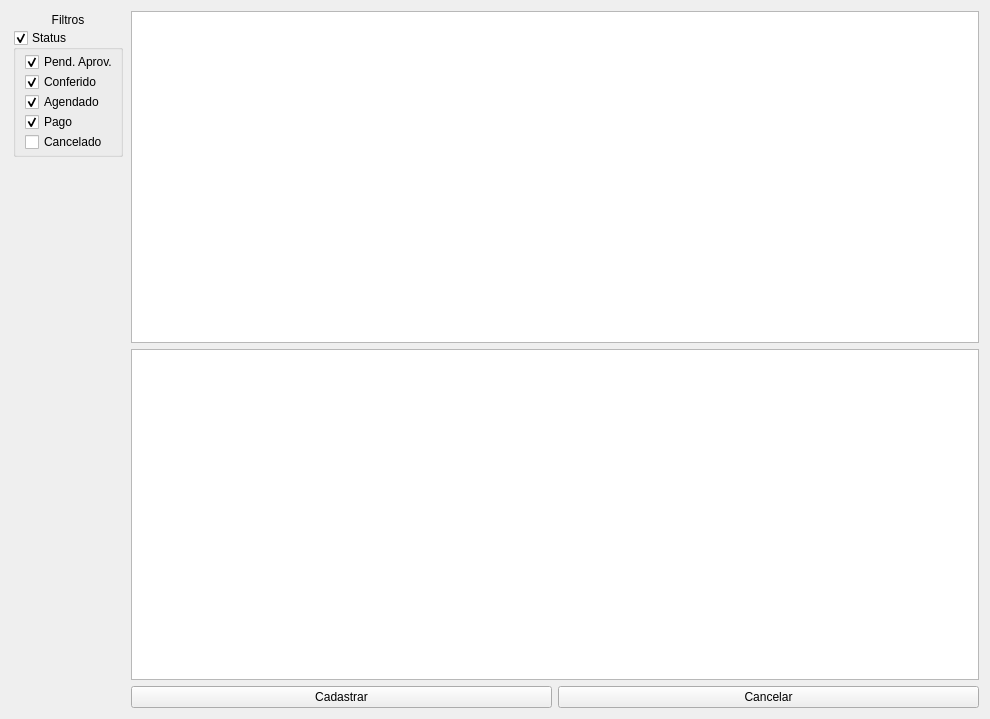
Qt form ui/widgetcompraavulsa.ui (darktorres/ERP-STACCATO) before a commit.
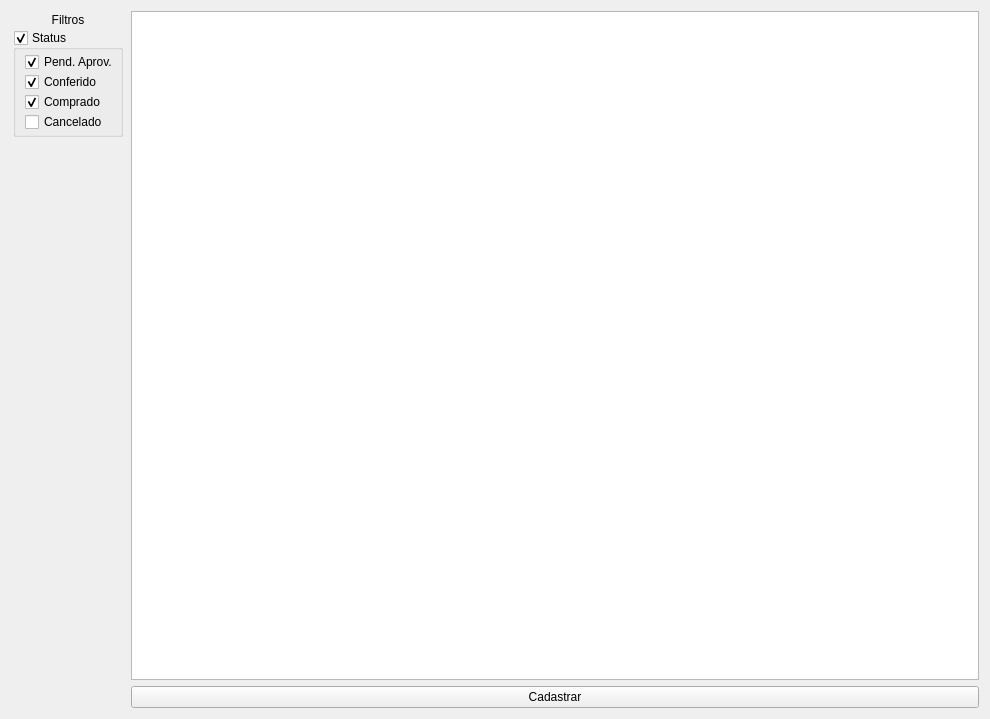
The same form after that commit. Custom widgets are drawn as their Qt base class.

Patch:
```diff
--- a/ui/widgetcompraavulsa.ui
+++ b/ui/widgetcompraavulsa.ui
@@ -34,25 +34,6 @@
     </widget>
    </item>
    <item row="1" column="1">
-    <widget class="TableView" name="tablePagar">
-     <property name="mouseTracking">
-      <bool>true</bool>
-     </property>
-     <property name="editTriggers">
-      <set>QAbstractItemView::NoEditTriggers</set>
-     </property>
-     <property name="selectionMode">
-      <enum>QAbstractItemView::MultiSelection</enum>
-     </property>
-     <property name="selectionBehavior">
-      <enum>QAbstractItemView::SelectItems</enum>
-     </property>
-     <property name="sortingEnabled">
-      <bool>true</bool>
-     </property>
-    </widget>
-   </item>
-   <item row="2" column="1">
     <layout class="QHBoxLayout" name="horizontalLayout">
      <item>
       <widget class="QPushButton" name="pushButtonCadastrar">
@@ -70,25 +51,9 @@
        </property>
       </widget>
      </item>
-     <item>
-      <widget class="QPushButton" name="pushButtonCancelar">
-       <property name="enabled">
-        <bool>true</bool>
-       </property>
-       <property name="sizePolicy">
-        <sizepolicy hsizetype="Preferred" vsizetype="Fixed">
-         <horstretch>0</horstretch>
-         <verstretch>0</verstretch>
-        </sizepolicy>
-       </property>
-       <property name="text">
-        <string>Cancelar</string>
-       </property>
-      </widget>
-     </item>
     </layout>
    </item>
-   <item row="0" column="0" rowspan="3">
+   <item row="0" column="0" rowspan="2">
     <widget class="QFrame" name="frame_6">
      <property name="enabled">
       <bool>true</bool>
@@ -199,7 +164,7 @@
             </sizepolicy>
            </property>
            <property name="text">
-            <string>Agendado</string>
+            <string>Comprado</string>
            </property>
            <property name="checked">
             <bool>true</bool>
@@ -207,26 +172,7 @@
           </widget>
          </item>
          <item>
-          <widget class="QCheckBox" name="checkBoxFiltroPago">
-           <property name="enabled">
-            <bool>true</bool>
-           </property>
-           <property name="sizePolicy">
-            <sizepolicy hsizetype="Minimum" vsizetype="Fixed">
-             <horstretch>0</horstretch>
-             <verstretch>0</verstretch>
-            </sizepolicy>
-           </property>
-           <property name="text">
-            <string>Pago</string>
-           </property>
-           <property name="checked">
-            <bool>true</bool>
-           </property>
-          </widget>
-         </item>
-         <item>
-          <widget class="QCheckBox" name="checkBoxFiltroCancelado">
+          <widget class="QCheckBox" name="checkBoxProdutoCancelado">
            <property name="enabled">
             <bool>true</bool>
            </property>
```
Left out of the diff: 12 changed lines with no effect on the pictures.
